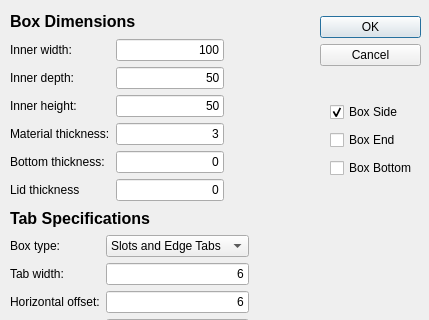
First picture: the form in Macro_LaserCutBox.ui, repository gharley/FreeCAD_Macros, before the edit; both pictures show x 0 to 429 and y 0 to 320 of the 429 by 458 pixel window.
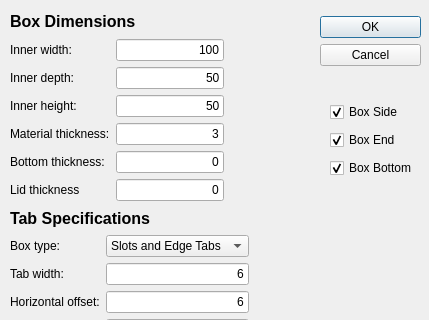
Second picture: the form after the edit.

Commit message: WTF? works most of the time!

```diff
--- a/Macro_LaserCutBox.ui
+++ b/Macro_LaserCutBox.ui
@@ -571,7 +571,7 @@
        <string>Box End</string>
       </property>
       <property name="checked">
-       <bool>false</bool>
+       <bool>true</bool>
       </property>
      </widget>
     </item>
@@ -584,7 +584,7 @@
        <string>Box Bottom</string>
       </property>
       <property name="checked">
-       <bool>false</bool>
+       <bool>true</bool>
       </property>
      </widget>
     </item>
```
The commit also changes 1 other file.
